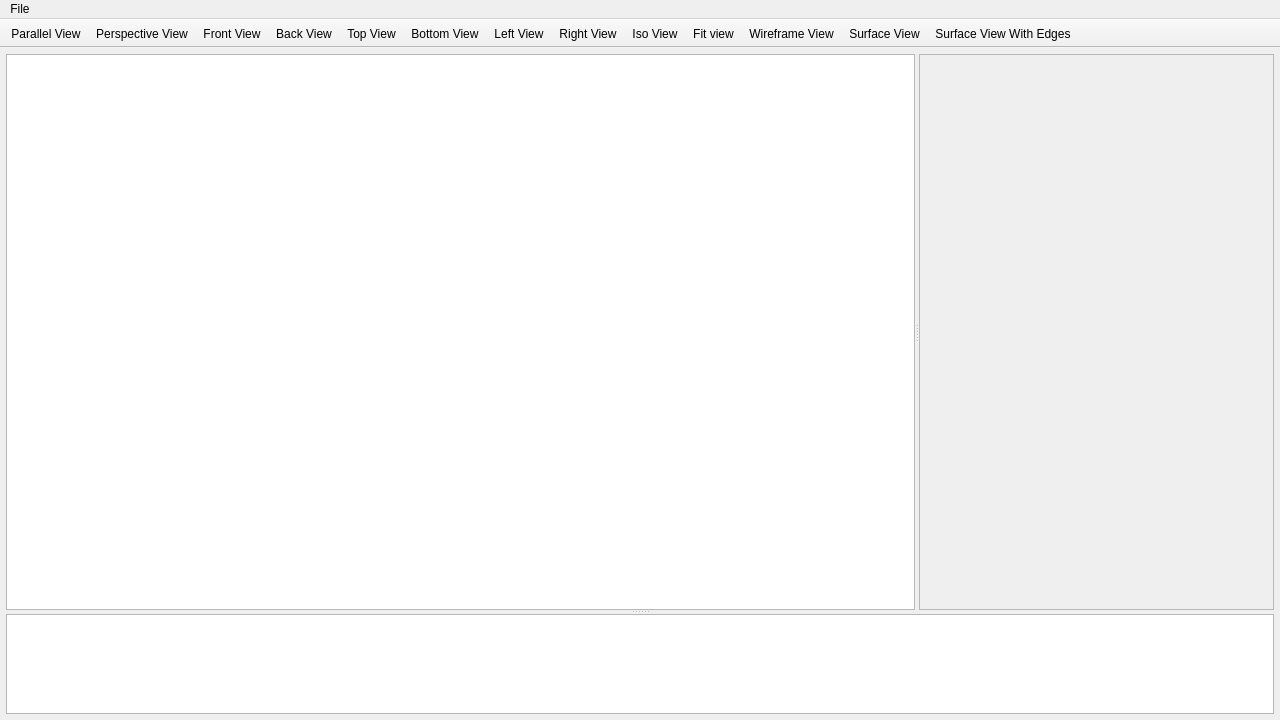
The window that ccx_cae.ui (calculix/cae) describes before a commit, drawn with Qt 5.
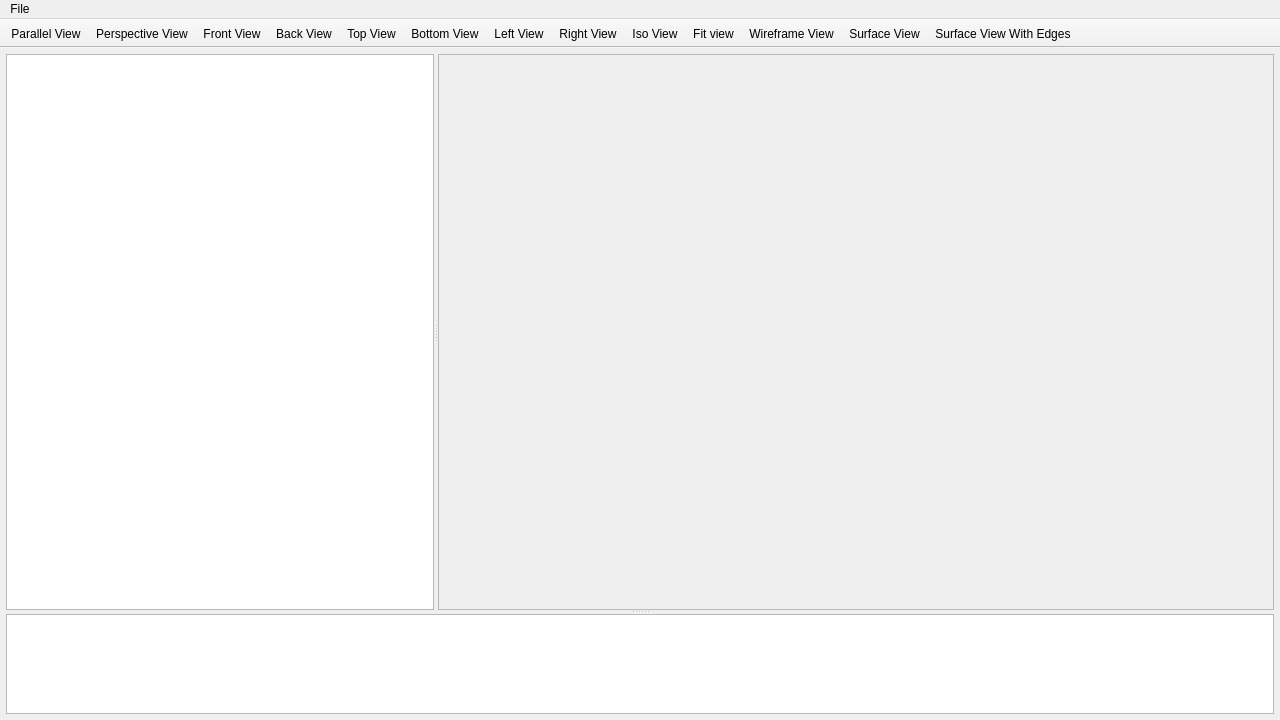
The same window after the commit. Icons and pictures are not drawn.

What changed in the file:
```diff
--- a/ccx_cae.ui
+++ b/ccx_cae.ui
@@ -26,7 +26,7 @@
   <widget class="QWidget" name="centralwidget">
    <layout class="QVBoxLayout" name="verticalLayout">
     <property name="spacing">
-     <number>0</number>
+     <number>6</number>
     </property>
     <property name="leftMargin">
      <number>6</number>
@@ -58,7 +58,7 @@
        <widget class="QTreeView" name="treeView">
         <property name="sizePolicy">
          <sizepolicy hsizetype="Preferred" vsizetype="Preferred">
-          <horstretch>0</horstretch>
+          <horstretch>1</horstretch>
           <verstretch>0</verstretch>
          </sizepolicy>
         </property>
@@ -90,7 +90,7 @@
        <widget class="QFrame" name="frame">
         <property name="sizePolicy">
          <sizepolicy hsizetype="Preferred" vsizetype="Preferred">
-          <horstretch>0</horstretch>
+          <horstretch>250</horstretch>
           <verstretch>0</verstretch>
          </sizepolicy>
         </property>
@@ -100,21 +100,30 @@
         <property name="frameShadow">
          <enum>QFrame::Raised</enum>
         </property>
-        <widget class="QWidget" name="verticalLayoutWidget">
-         <property name="geometry">
-          <rect>
-           <x>29</x>
-           <y>29</y>
-           <width>231</width>
-           <height>321</height>
-          </rect>
+        <layout class="QVBoxLayout" name="verticalLayout_2">
+         <property name="spacing">
+          <number>0</number>
          </property>
+         <property name="leftMargin">
+          <number>0</number>
+         </property>
+         <property name="topMargin">
+          <number>0</number>
+         </property>
+         <property name="rightMargin">
+          <number>0</number>
+         </property>
+         <property name="bottomMargin">
+          <number>0</number>
+         </property>
+         <item>
          <layout class="QVBoxLayout" name="vl">
           <property name="spacing">
            <number>0</number>
           </property>
          </layout>
-        </widget>
+         </item>
+        </layout>
        </widget>
       </widget>
       <widget class="QTextEdit" name="textEdit">
```
Lines whose indentation alone changed are shown as unchanged.
